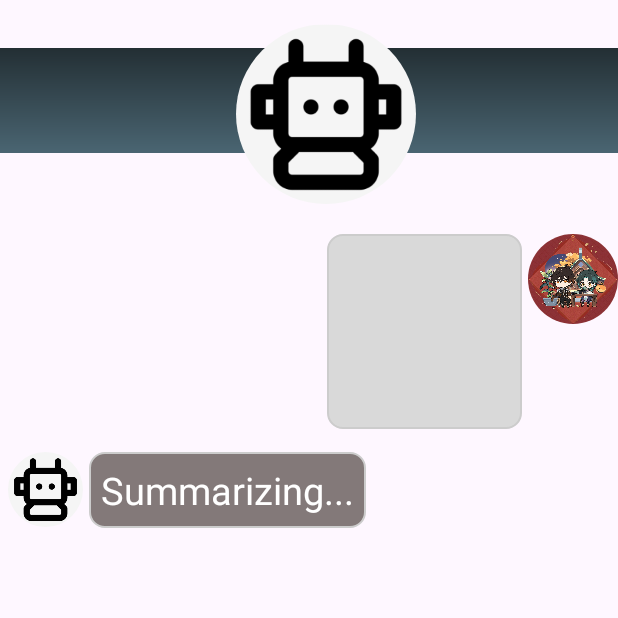
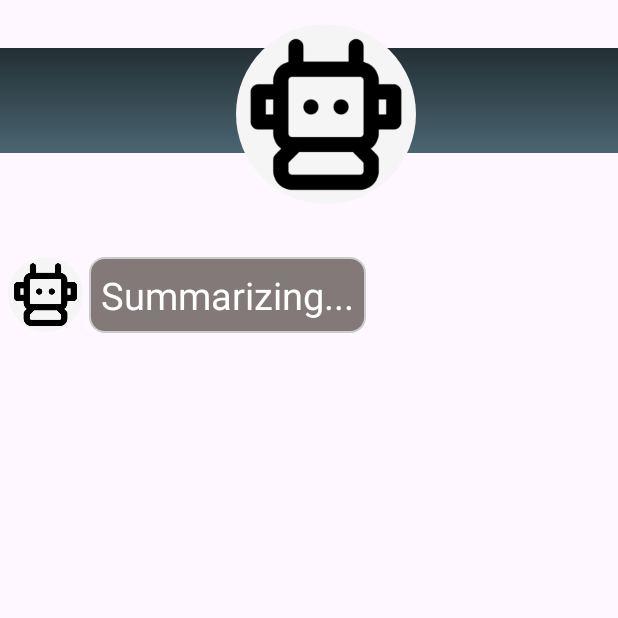
Before and after one commit to geetansh2002/Edzy, an Android app: the Summarize screen opened directly, with no data from a screen before it, on a phone screen of 412 x 824 dp, the top half of it. Run offline under Robolectric (Android 15) with nearby library versions, the phone set to English and light mode, and no system bars; our stand-ins replace CircleImageView; libraries missing offline, so code that uses them is left out: com.google.ai.client; 6 statements that could not run were skipped.

Commit message:
login and signup1

```diff
--- a/app/src/main/res/layout/activity_summarize2.xml
+++ b/app/src/main/res/layout/activity_summarize2.xml
@@ -42,29 +42,13 @@
             android:layout_marginTop="20dp"
             android:layout_width="match_parent"
             android:layout_height="wrap_content"
-            android:gravity="right">
-            <ImageView
-                android:id="@+id/right_chat_text"
-                android:layout_width="130dp"
-                android:layout_height="130dp"
-                android:layout_marginRight="4dp"
-                android:text="User messages"
-                android:background="@drawable/shadowbox_curvecorners"
-                android:textColor="@color/black"
-                android:textSize="18dp" />
-            <de.hdodenhof.circleimageview.CircleImageView
-                android:id="@+id/profile_icon"
-                android:layout_width="60dp"
-                android:layout_height="60dp"
-                android:src="@drawable/bot_icon"/>
-        </LinearLayout>
+            android:gravity="right"/>
         <LinearLayout
             android:layout_marginTop="10dp"
             android:padding="5dp"
             android:id="@+id/left_chat_layout"
             android:layout_width="wrap_content"
             android:layout_height="wrap_content"
-            android:layout_marginEnd="80dp"
             android:gravity="top">
             <de.hdodenhof.circleimageview.CircleImageView
 
```
Also changed, not shown: app/src/main/res/layout/experiment.xml (added, +113 -0 lines).
